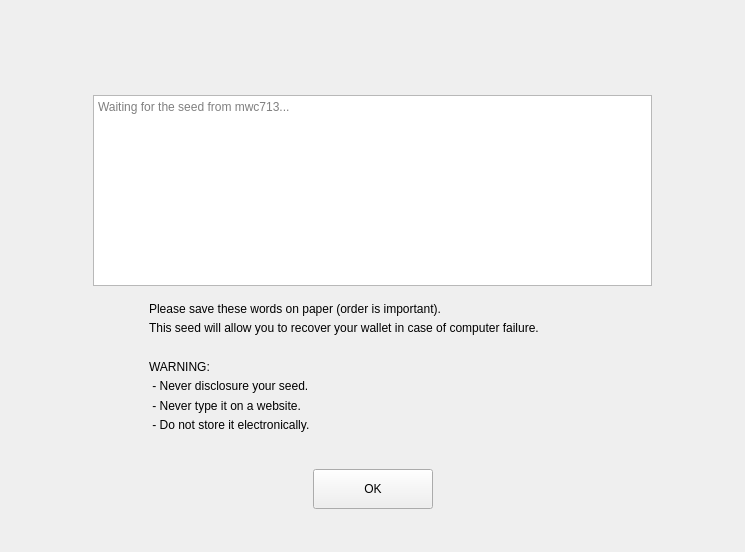
First picture: the form in windows/c_newseed.ui, repository 0xkobe/mwc-wallet, before the edit.
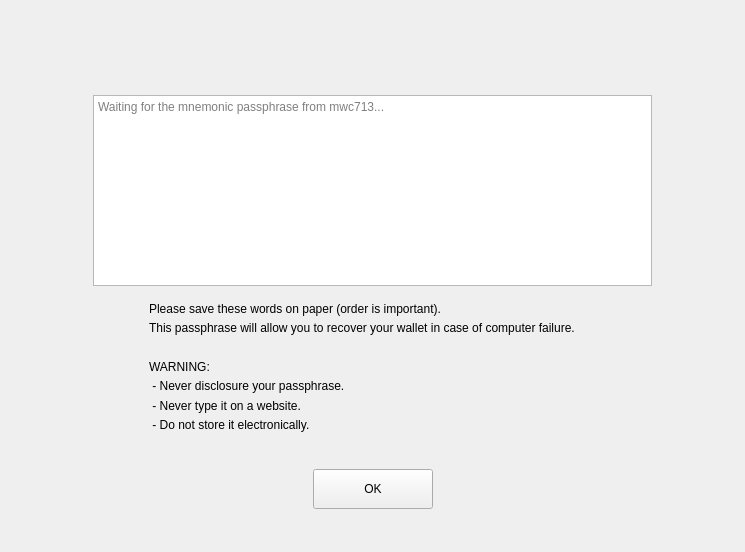
Second picture: the form after the edit. Custom widgets are drawn as their Qt base class.

Commit message: https://github.com/mwcproject/mwc-qt-wallet/issues/53

What changed in the file:
```diff
--- a/windows/c_newseed.ui
+++ b/windows/c_newseed.ui
@@ -73,7 +73,7 @@
         <bool>true</bool>
        </property>
        <property name="placeholderText">
-        <string>Waiting for the seed from mwc713...</string>
+        <string>Waiting for the mnemonic passphrase from mwc713...</string>
        </property>
       </widget>
      </item>
@@ -129,11 +129,11 @@
 &lt;/style&gt;&lt;/head&gt;&lt;body style=&quot;line-height:138%;&quot;&gt;
 &lt;p&gt;
 Please save these words on paper (order is important).&lt;br/&gt;
-This seed will allow you to recover your wallet in case of computer failure.&lt;br/&gt; 
+This passphrase will allow you to recover your wallet in case of computer failure.&lt;br/&gt;
 &lt;br /&gt;
 WARNING:&lt;br/&gt; 
-- Never disclosure your seed.&lt;br/&gt; 
-- Never type it on a website.&lt;br/&gt; 
+- Never disclosure your passphrase.&lt;br/&gt;
+ - Never type it on a website.&lt;br/&gt; 
 - Do not store it electronically.&lt;/p&gt;&lt;/body&gt;&lt;/html&gt;</string>
        </property>
        <property name="wordWrap">
```
The commit also changes 7 other files.
